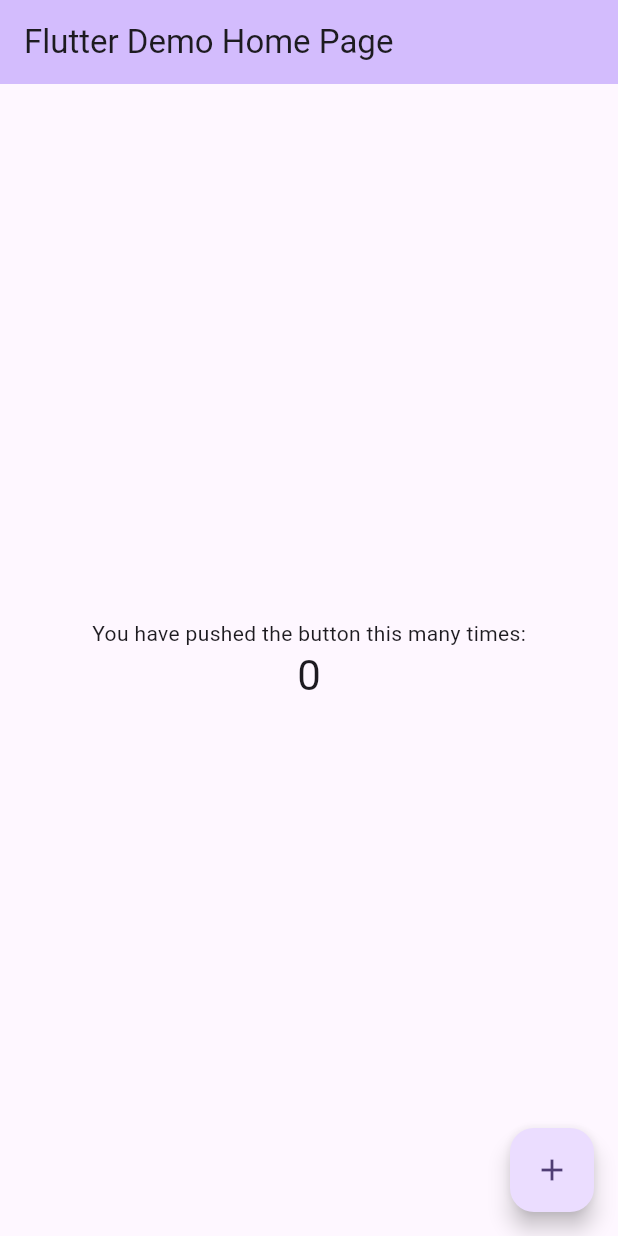
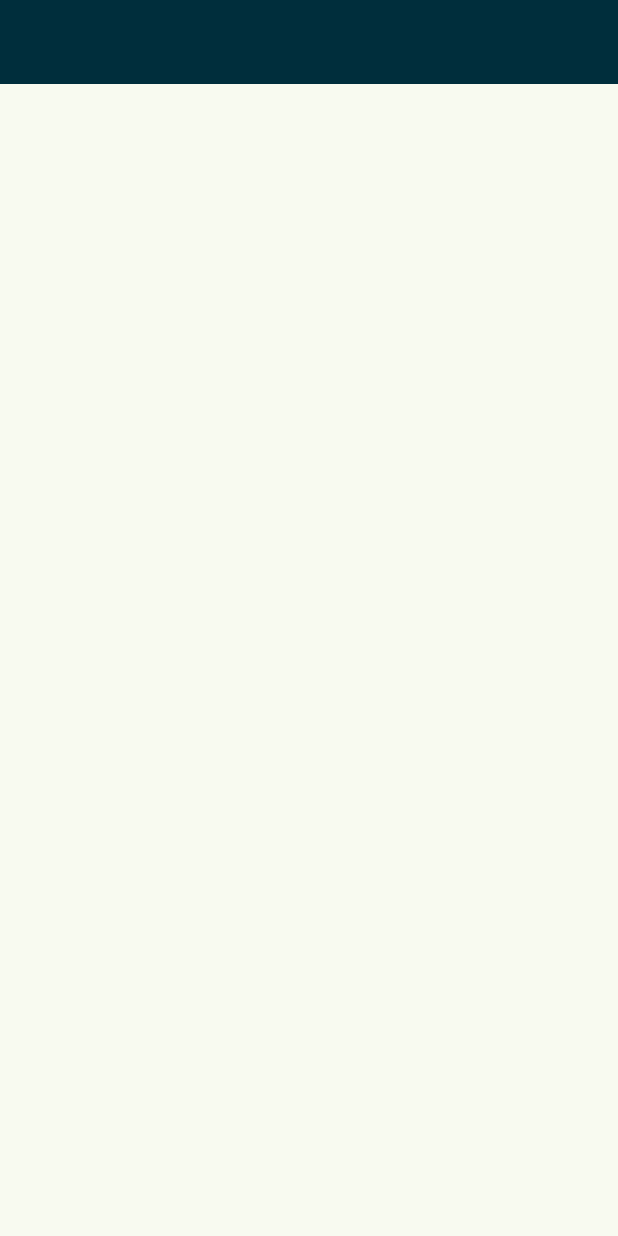
Before and after one commit to mikita672/collabothon2025, a Flutter app: the screen it shows after launch, on a phone screen of 412 x 824 dp. Run offline on Flutter 3.47's test engine with Material 3 defaults, Android fonts, the phone set to English and light mode, and no system bars.

Commit message:
add: app_colors.dart + assets dir

```diff
--- a/application/lib/main.dart
+++ b/application/lib/main.dart
@@ -1,3 +1,4 @@
+import 'package:application/theme/app_colors.dart';
 import 'package:flutter/material.dart';
 
 void main() {
@@ -7,116 +8,33 @@ void main() {
 class MyApp extends StatelessWidget {
   const MyApp({super.key});
 
-  // This widget is the root of your application.
   @override
   Widget build(BuildContext context) {
     return MaterialApp(
-      title: 'Flutter Demo',
+      debugShowCheckedModeBanner: false,
       theme: ThemeData(
-        // This is the theme of your application.
-        //
-        // TRY THIS: Try running your application with "flutter run". You'll see
-        // the application has a purple toolbar. Then, without quitting the app,
-        // try changing the seedColor in the colorScheme below to Colors.green
-        // and then invoke "hot reload" (save your changes or press the "hot
-        // reload" button in a Flutter-supported IDE, or press "r" if you used
-        // the command line to start the app).
-        //
-        // Notice that the counter didn't reset back to zero; the application
-        // state is not lost during the reload. To reset the state, use hot
-        // restart instead.
-        //
-        // This works for code too, not just values: Most code changes can be
-        // tested with just a hot reload.
-        colorScheme: ColorScheme.fromSeed(seedColor: Colors.deepPurple),
+        colorScheme: ColorScheme.fromSeed(seedColor: const Color.fromARGB(255, 38, 90, 9)),
       ),
-      home: const MyHomePage(title: 'Flutter Demo Home Page'),
+      home: const MyHomePage(),
     );
   }
 }
 
 class MyHomePage extends StatefulWidget {
-  const MyHomePage({super.key, required this.title});
+  const MyHomePage({super.key});
 
-  // This widget is the home page of your application. It is stateful, meaning
-  // that it has a State object (defined below) that contains fields that affect
-  // how it looks.
-
-  // This class is the configuration for the state. It holds the values (in this
-  // case the title) provided by the parent (in this case the App widget) and
-  // used by the build method of the State. Fields in a Widget subclass are
-  // always marked "final".
-
-  final String title;
 
   @override
   State<MyHomePage> createState() => _MyHomePageState();
 }
 
 class _MyHomePageState extends State<MyHomePage> {
-  int _counter = 0;
-
-  void _incrementCounter() {
-    setState(() {
-      // This call to setState tells the Flutter framework that something has
-      // changed in this State, which causes it to rerun the build method below
-      // so that the display can reflect the updated values. If we changed
-      // _counter without calling setState(), then the build method would not be
-      // called again, and so nothing would appear to happen.
-      _counter++;
-    });
-  }
-
   @override
   Widget build(BuildContext context) {
-    // This method is rerun every time setState is called, for instance as done
-    // by the _incrementCounter method above.
-    //
-    // The Flutter framework has been optimized to make rerunning build methods
-    // fast, so that you can just rebuild anything that needs updating rather
-    // than having to individually change instances of widgets.
     return Scaffold(
       appBar: AppBar(
-        // TRY THIS: Try changing the color here to a specific color (to
-        // Colors.amber, perhaps?) and trigger a hot reload to see the AppBar
-        // change color while the other colors stay the same.
-        backgroundColor: Theme.of(context).colorScheme.inversePrimary,
-        // Here we take the value from the MyHomePage object that was created by
-        // the App.build method, and use it to set our appbar title.
-        title: Text(widget.title),
+        backgroundColor: AppColors.primary,
       ),
-      body: Center(
-        // Center is a layout widget. It takes a single child and positions it
-        // in the middle of the parent.
-        child: Column(
-          // Column is also a layout widget. It takes a list of children and
-          // arranges them vertically. By default, it sizes itself to fit its
-          // children horizontally, and tries to be as tall as its parent.
-          //
-          // Column has various properties to control how it sizes itself and
-          // how it positions its children. Here we use mainAxisAlignment to
-          // center the children vertically; the main axis here is the vertical
-          // axis because Columns are vertical (the cross axis would be
-          // horizontal).
-          //
-          // TRY THIS: Invoke "debug painting" (choose the "Toggle Debug Paint"
-          // action in the IDE, or press "p" in the console), to see the
-          // wireframe for each widget.
-          mainAxisAlignment: MainAxisAlignment.center,
-          children: <Widget>[
-            const Text('You have pushed the button this many times:'),
-            Text(
-              '$_counter',
-              style: Theme.of(context).textTheme.headlineMedium,
-            ),
-          ],
-        ),
-      ),
-      floatingActionButton: FloatingActionButton(
-        onPressed: _incrementCounter,
-        tooltip: 'Increment',
-        child: const Icon(Icons.add),
-      ), // This trailing comma makes auto-formatting nicer for build methods.
     );
   }
 }
--- /dev/null
+++ b/application/lib/theme/app_colors.dart
@@ -0,0 +1,5 @@
+import 'package:flutter/material.dart';
+
+class AppColors {
+  static const Color primary = Color(0xFF002E3C);
+}
--- a/application/pubspec.yaml
+++ b/application/pubspec.yaml
@@ -58,8 +58,8 @@ flutter:
   uses-material-design: true
 
   # To add assets to your application, add an assets section, like this:
-  # assets:
-  #   - images/a_dot_burr.jpeg
+  assets:
+    - assets/images/
   #   - images/a_dot_ham.jpeg
 
   # An image asset can refer to one or more resolution-specific "variants", see
```
Also changed, not shown: application/assets/images/commerzbank_logo.png (added), application/assets/images/commerzbank_logo_with_title.png (added).
